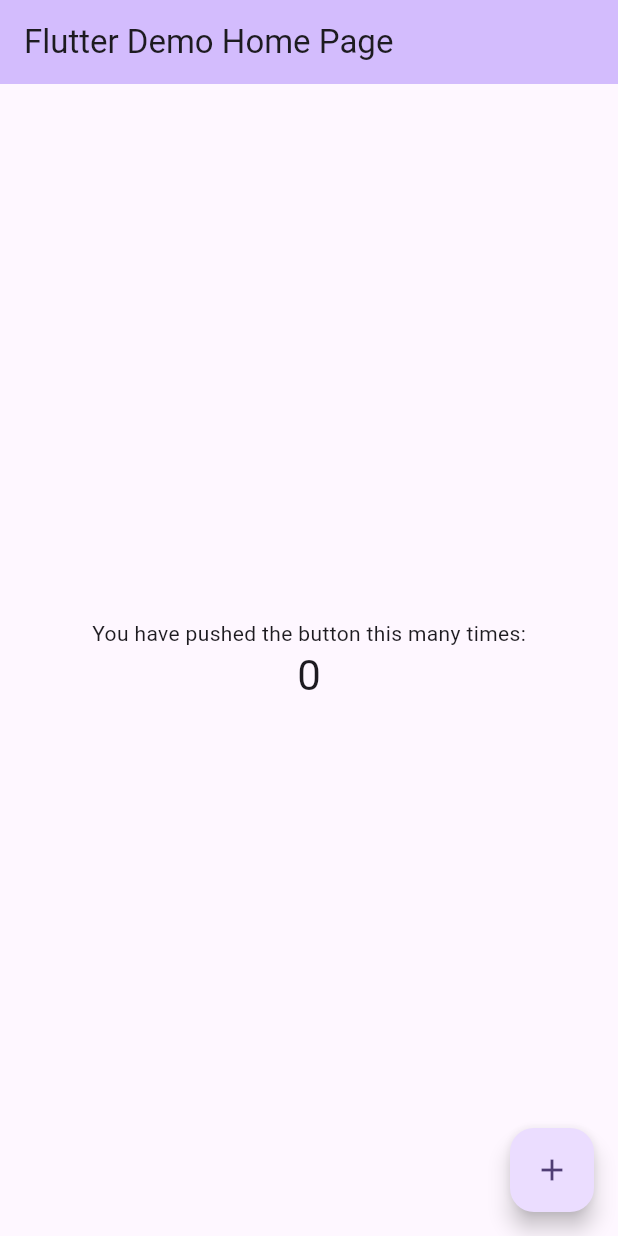
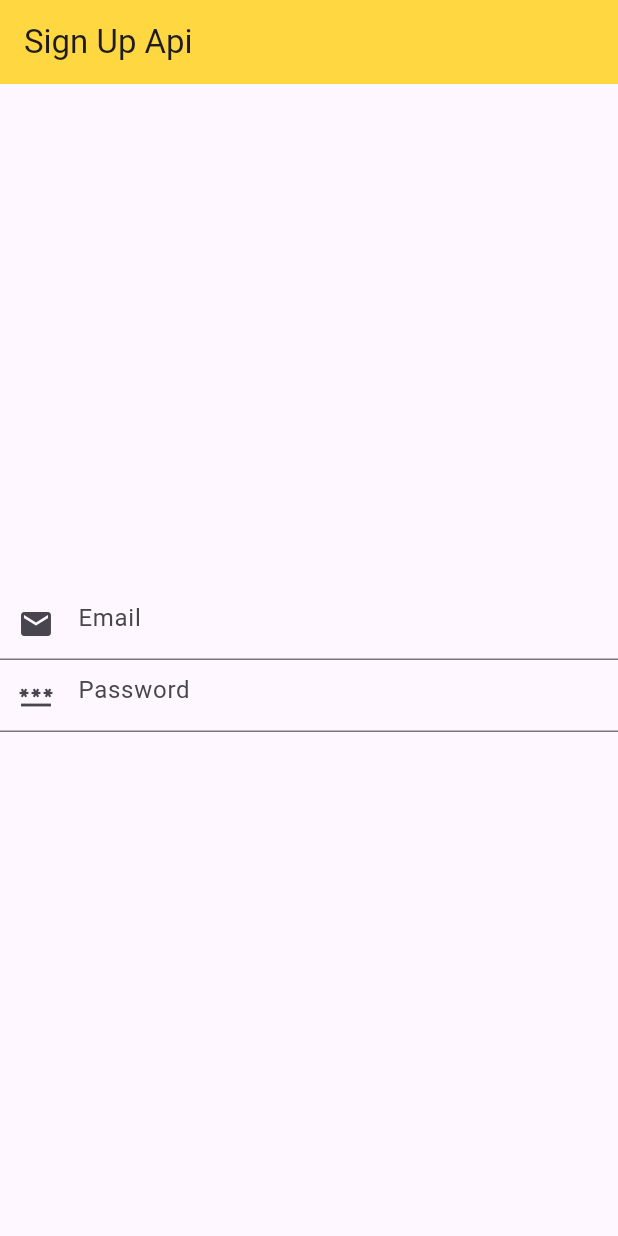
Before and after one commit to muhmubeen1/Flutter-With-REST-API, a Flutter app: the screen it shows after launch, on a phone screen of 412 x 824 dp. Run offline on Flutter 3.47's test engine with Material 3 defaults, Android fonts, the phone set to English and light mode, and no system bars.

Commit message:
signup using postAPI

```diff
--- a/signup_login_Post/signup_rest/lib/main.dart
+++ b/signup_login_Post/signup_rest/lib/main.dart
@@ -1,4 +1,5 @@
 import 'package:flutter/material.dart';
+import 'package:signup_rest/signup_screen.dart';
 
 void main() {
   runApp(const MyApp());
@@ -13,113 +14,10 @@ class MyApp extends StatelessWidget {
     return MaterialApp(
       title: 'Flutter Demo',
       theme: ThemeData(
-        // This is the theme of your application.
-        //
-        // TRY THIS: Try running your application with "flutter run". You'll see
-        // the application has a purple toolbar. Then, without quitting the app,
-        // try changing the seedColor in the colorScheme below to Colors.green
-        // and then invoke "hot reload" (save your changes or press the "hot
-        // reload" button in a Flutter-supported IDE, or press "r" if you used
-        // the command line to start the app).
-        //
-        // Notice that the counter didn't reset back to zero; the application
-        // state is not lost during the reload. To reset the state, use hot
-        // restart instead.
-        //
-        // This works for code too, not just values: Most code changes can be
-        // tested with just a hot reload.
         colorScheme: ColorScheme.fromSeed(seedColor: Colors.deepPurple),
         useMaterial3: true,
       ),
-      home: const MyHomePage(title: 'Flutter Demo Home Page'),
+      home: const Signupscreen(),
     );
   }
 }
-
-class MyHomePage extends StatefulWidget {
-  const MyHomePage({super.key, required this.title});
-
-  // This widget is the home page of your application. It is stateful, meaning
-  // that it has a State object (defined below) that contains fields that affect
-  // how it looks.
-
-  // This class is the configuration for the state. It holds the values (in this
-  // case the title) provided by the parent (in this case the App widget) and
-  // used by the build method of the State. Fields in a Widget subclass are
-  // always marked "final".
-
-  final String title;
-
-  @override
-  State<MyHomePage> createState() => _MyHomePageState();
-}
-
-class _MyHomePageState extends State<MyHomePage> {
-  int _counter = 0;
-
-  void _incrementCounter() {
-    setState(() {
-      // This call to setState tells the Flutter framework that something has
-      // changed in this State, which causes it to rerun the build method below
-      // so that the display can reflect the updated values. If we changed
-      // _counter without calling setState(), then the build method would not be
-      // called again, and so nothing would appear to happen.
-      _counter++;
-    });
-  }
-
-  @override
-  Widget build(BuildContext context) {
-    // This method is rerun every time setState is called, for instance as done
-    // by the _incrementCounter method above.
-    //
-    // The Flutter framework has been optimized to make rerunning build methods
-    // fast, so that you can just rebuild anything that needs updating rather
-    // than having to individually change instances of widgets.
-    return Scaffold(
-      appBar: AppBar(
-        // TRY THIS: Try changing the color here to a specific color (to
-        // Colors.amber, perhaps?) and trigger a hot reload to see the AppBar
-        // change color while the other colors stay the same.
-        backgroundColor: Theme.of(context).colorScheme.inversePrimary,
-        // Here we take the value from the MyHomePage object that was created by
-        // the App.build method, and use it to set our appbar title.
-        title: Text(widget.title),
-      ),
-      body: Center(
-        // Center is a layout widget. It takes a single child and positions it
-        // in the middle of the parent.
-        child: Column(
-          // Column is also a layout widget. It takes a list of children and
-          // arranges them vertically. By default, it sizes itself to fit its
-          // children horizontally, and tries to be as tall as its parent.
-          //
-          // Column has various properties to control how it sizes itself and
-          // how it positions its children. Here we use mainAxisAlignment to
-          // center the children vertically; the main axis here is the vertical
-          // axis because Columns are vertical (the cross axis would be
-          // horizontal).
-          //
-          // TRY THIS: Invoke "debug painting" (choose the "Toggle Debug Paint"
-          // action in the IDE, or press "p" in the console), to see the
-          // wireframe for each widget.
-          mainAxisAlignment: MainAxisAlignment.center,
-          children: <Widget>[
-            const Text(
-              'You have pushed the button this many times:',
-            ),
-            Text(
-              '$_counter',
-              style: Theme.of(context).textTheme.headlineMedium,
-            ),
-          ],
-        ),
-      ),
-      floatingActionButton: FloatingActionButton(
-        onPressed: _incrementCounter,
-        tooltip: 'Increment',
-        child: const Icon(Icons.add),
-      ), // This trailing comma makes auto-formatting nicer for build methods.
-    );
-  }
-}
--- /dev/null
+++ b/signup_login_Post/signup_rest/lib/signup_screen.dart
@@ -0,0 +1,41 @@
+import 'package:flutter/material.dart';
+
+class Signupscreen extends StatefulWidget {
+  const Signupscreen({super.key});
+  @override
+  State<Signupscreen> createState() => _SignupscreenState();
+}
+
+class _SignupscreenState extends State<Signupscreen> {
+  TextEditingController emailController = TextEditingController();
+  TextEditingController passwordController = TextEditingController();
+
+  @override
+  Widget build(BuildContext context) {
+    return MaterialApp(
+      home: Scaffold(
+        appBar: AppBar(
+            title: const Text("Sign Up Api"),
+            backgroundColor: Colors.amberAccent),
+        body: SafeArea(
+          child: Column(
+            mainAxisAlignment: MainAxisAlignment.center,
+            crossAxisAlignment: CrossAxisAlignment.center,
+            children: [
+              TextFormField(
+                controller: emailController,
+                decoration: const InputDecoration(
+                    hintText: "Email", prefixIcon: Icon(Icons.email)),
+              ),
+              TextFormField(
+                controller: passwordController,
+                decoration: const InputDecoration(
+                    hintText: "Password", prefixIcon: Icon(Icons.password)),
+              )
+            ],
+          ),
+        ),
+      ),
+    );
+  }
+}
```
